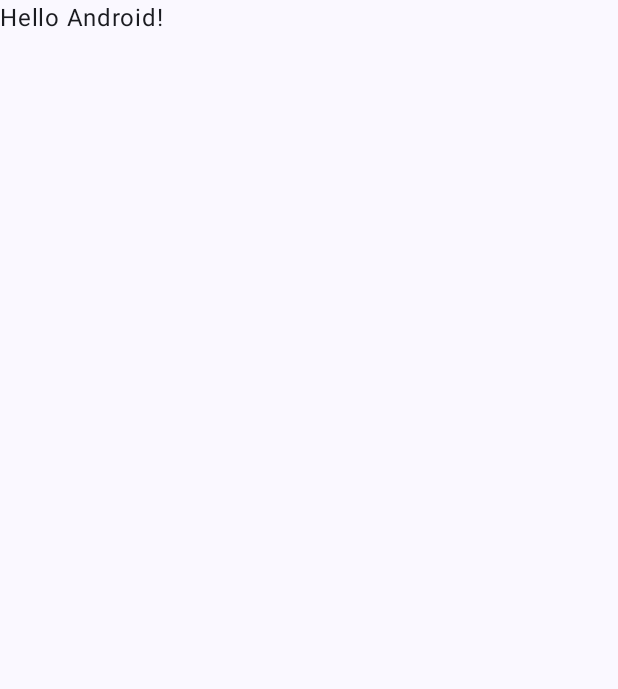
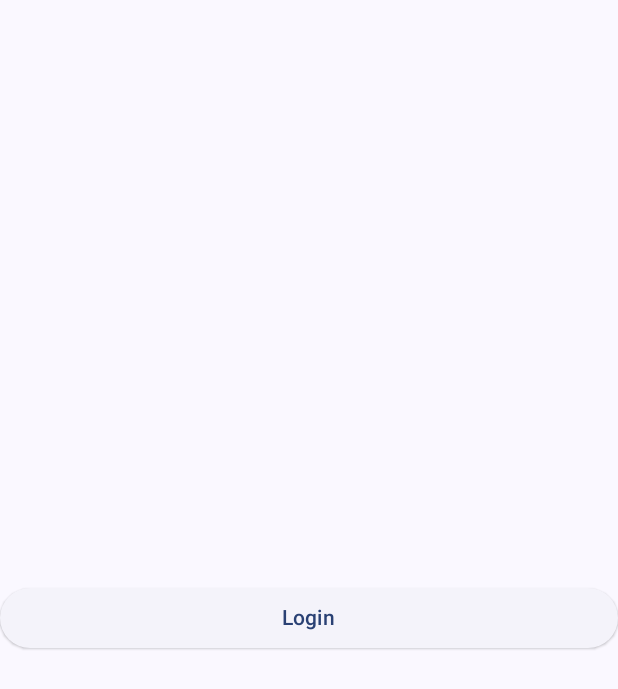
Before and after one commit to mushusax/MonkeyFury, an Android app built with Jetpack Compose: the screen it shows after launch (MainActivity), on a phone screen of 412 x 824 dp. Before the commit the part shown is almost empty. Shown: the top 689 px of the screen. Run offline under Robolectric (Android 15) with nearby library versions, the light colour scheme and no system bars.

Commit message:
Adds LoginComposable

```diff
--- a/Android/app/src/main/java/com/mushusax/monkeyfury/MainActivity.kt
+++ b/Android/app/src/main/java/com/mushusax/monkeyfury/MainActivity.kt
@@ -4,13 +4,16 @@ import android.os.Bundle
 import androidx.activity.ComponentActivity
 import androidx.activity.compose.setContent
 import androidx.activity.enableEdgeToEdge
+import androidx.compose.foundation.layout.Arrangement
+import androidx.compose.foundation.layout.Column
 import androidx.compose.foundation.layout.fillMaxSize
+import androidx.compose.foundation.layout.fillMaxWidth
 import androidx.compose.foundation.layout.padding
+import androidx.compose.material3.ElevatedButton
 import androidx.compose.material3.Scaffold
 import androidx.compose.material3.Text
 import androidx.compose.runtime.Composable
 import androidx.compose.ui.Modifier
-import androidx.compose.ui.tooling.preview.Preview
 import com.mushusax.monkeyfury.ui.theme.MonkeyFuryTheme
 
 class MainActivity : ComponentActivity() {
@@ -19,29 +22,24 @@ class MainActivity : ComponentActivity() {
         enableEdgeToEdge()
         setContent {
             MonkeyFuryTheme {
-                Scaffold(modifier = Modifier.fillMaxSize()) { innerPadding ->
-                    Greeting(
-                        name = "Android",
-                        modifier = Modifier.padding(innerPadding)
-                    )
+                Scaffold(
+                    modifier = Modifier.fillMaxSize(),
+                ) { padding ->
+                    LoginComposable(modifier = Modifier
+                        .padding(padding)
+                        .fillMaxSize())
                 }
             }
         }
     }
 }
 
+
 @Composable
-fun Greeting(name: String, modifier: Modifier = Modifier) {
-    Text(
-        text = "Hello $name!",
-        modifier = modifier
-    )
-}
-
-@Preview(showBackground = true)
-@Composable
-fun GreetingPreview() {
-    MonkeyFuryTheme {
-        Greeting("Android")
+fun LoginComposable(modifier: Modifier) {
+    Column(modifier, verticalArrangement = Arrangement.Center) {
+        ElevatedButton(onClick = {}, modifier = Modifier.fillMaxWidth()) {
+            Text(text = "Login", modifier = Modifier)
+        }
     }
 }
```
